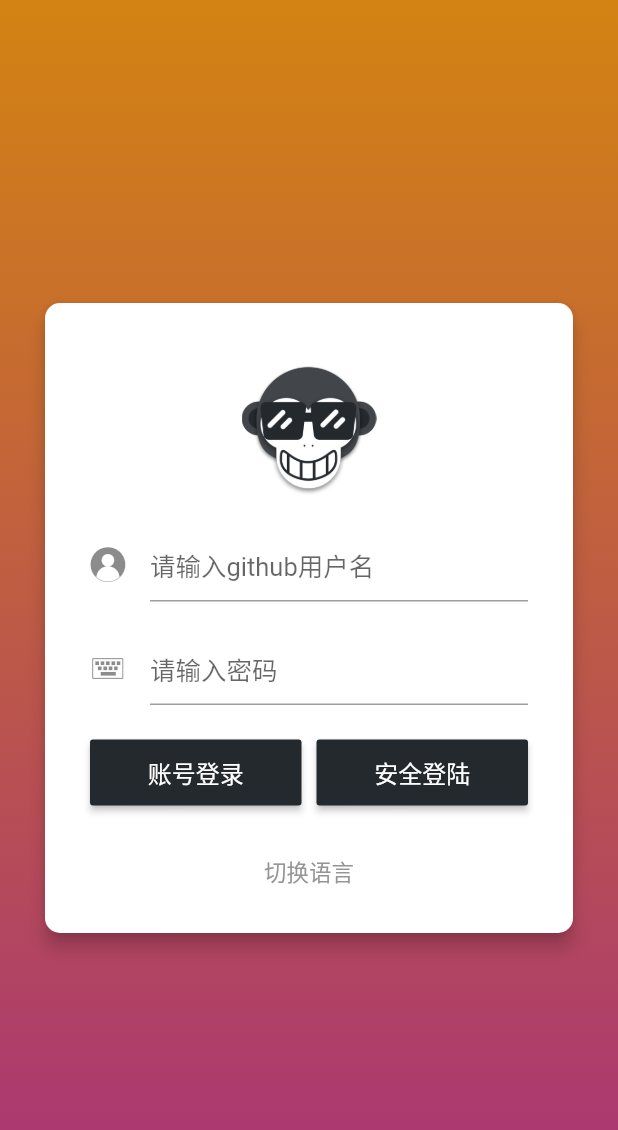
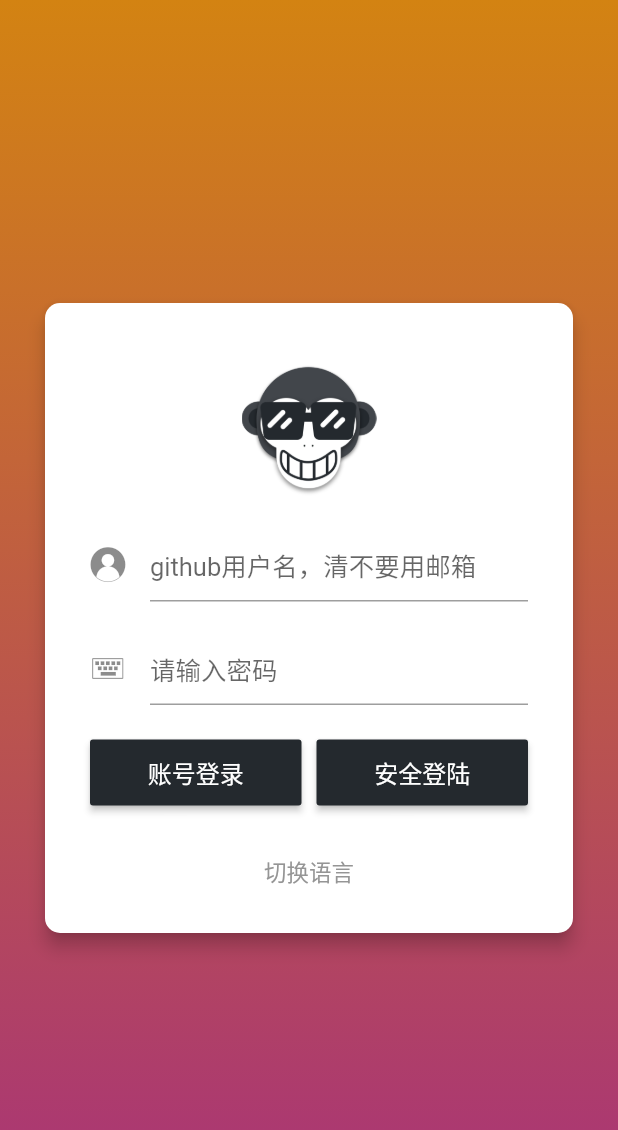
Before and after one commit to CarGuo/gsy_github_app_flutter, a Flutter app: the LoginPage screen opened by its route, on a phone screen of 412 x 824 dp. Shown: the top 1130 px of the screen. Run offline on Flutter 3.47's test engine with Material 2 defaults, Android fonts, the phone set to English and light mode, and no system bars; our stand-ins replace built_collection, built_value, connectivity, device_info, dio, event_bus and 22 more; missing offline and left inert: android_intent, bezier, flare_dart, flutter_json_widget; accounts and stored records are empty; generated files the repository leaves out were written again; network calls fail; statements that could not run were skipped; project files that could hold a hidden picture were left out.

Commit message:
增加 Github Api 异常提示

```diff
--- a/lib/common/localization/gsy_string_base.dart
+++ b/lib/common/localization/gsy_string_base.dart
@@ -95,11 +95,15 @@ abstract class GSYStringBase {
 
   String get network_error_404;
 
+  String get network_error_422;
+
   String get network_error_timeout;
 
   String get network_error_unknown;
 
   String get network_error;
+
+  String get github_refused;
 
   String get load_more_not;
 
--- a/lib/common/localization/gsy_string_en.dart
+++ b/lib/common/localization/gsy_string_en.dart
@@ -1,3 +1,4 @@
+import 'package:gsy_github_app_flutter/common/localization/gsy_string_base.dart';
 import 'package:gsy_github_app_flutter/common/localization/gsy_string_base.dart';
 
 /**
@@ -110,12 +111,15 @@ class GSYStringEn extends GSYStringBase {
   @override
   String network_error_404 = "Http 404";
   @override
+  String network_error_422 = "Request Body Error，Please Check Github ClientId";
+  @override
   String network_error_timeout = "Http timeout";
   @override
   String network_error_unknown = "Http unknown error";
   @override
   String network_error = "network error";
-
+  @override
+  String github_refused = "Github Api Error[OS Error: Connection refused]. Please switch networks or try again later ";
   @override
   String load_more_not = "nothing";
   @override
--- a/lib/common/localization/gsy_string_zh.dart
+++ b/lib/common/localization/gsy_string_zh.dart
@@ -98,7 +98,7 @@ class GSYStringZh extends GSYStringBase {
   String home_theme_6 = "主题6";
 
   @override
-  String login_username_hint_text = "请输入github用户名";
+  String login_username_hint_text = "github用户名，清不要用邮箱";
   @override
   String login_password_hint_text = "请输入密码";
   @override
@@ -111,12 +111,15 @@ class GSYStringZh extends GSYStringBase {
   @override
   String network_error_404 = "404错误";
   @override
+  String network_error_422 = "请求实体异常，请确保 Github ClientId 等信息正确。";
+  @override
   String network_error_timeout = "请求超时";
   @override
   String network_error_unknown = "其他异常";
   @override
   String network_error = "网络错误";
-
+  @override
+  String github_refused = "Github Api 出现异常[Connection refused]，建议换个网络环境或者稍后再试";
   @override
   String load_more_not = "没有更多数据";
   @override
--- a/lib/common/net/code.dart
+++ b/lib/common/net/code.dart
@@ -12,12 +12,18 @@ class Code {
   ///网络返回数据格式化一次
   static const NETWORK_JSON_EXCEPTION = -3;
 
+  ///Github APi Connection refused
+  static const GITHUB_API_REFUSED = -4;
+
   static const SUCCESS = 200;
 
   static errorHandleFunction(code, message, noTip) {
     if (noTip) {
       return message;
     }
+    if(message != null && message is String && message.contains("Connection refused")) {
+      code = GITHUB_API_REFUSED;
+    }
     eventBus.fire(new HttpErrorEvent(code, message));
     return message;
   }
```
Also changed, not shown: lib/app.dart (+9 -0 lines), lib/common/net/interceptors/log_interceptor.dart (+8 -2 lines).
